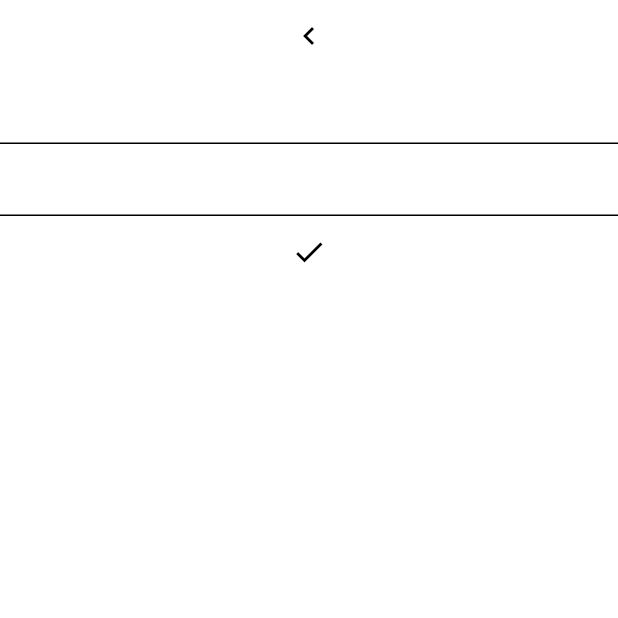
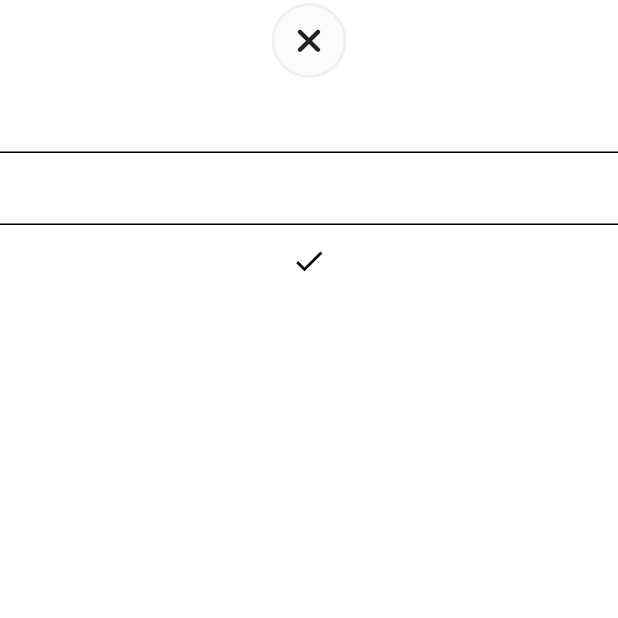
Before and after one commit to Studio-Grosser/gameify, a Flutter app: the screen it shows after launch, after a tap on the "chevron left" icon, after a tap on the "add" icon, on a phone screen of 412 x 824 dp, the top half of it. Run offline on Flutter 3.47's test engine with Material 3 defaults, Android fonts, the phone set to English and light mode, and no system bars; our stand-ins replace font_awesome_flutter, sqflite; accounts and stored records are empty.

Commit message:
add styled icon

```diff
--- a/lib/pages/add_task_page.dart
+++ b/lib/pages/add_task_page.dart
@@ -1,5 +1,8 @@
 import 'package:flutter/material.dart';
+import 'package:font_awesome_flutter/font_awesome_flutter.dart';
 import 'package:gameify/models/task.dart';
+import 'package:gameify/widgets/styled_container.dart';
+import 'package:gameify/widgets/styled_icon.dart';
 
 class AddTaskPage extends StatefulWidget {
   const AddTaskPage({super.key, required this.onTaskAdded});
@@ -19,9 +22,9 @@ class _AddTaskPageState extends State<AddTaskPage> {
       body: SafeArea(
         child: Column(
           children: [
-            IconButton(
-                onPressed: () => Navigator.pop(context),
-                icon: Icon(Icons.chevron_left)),
+            StyledIcon(
+                icon: FontAwesomeIcons.xmark,
+                onTap: () => Navigator.pop(context)),
             TextField(controller: taskTextController),
             TextField(
                 controller: taskValueController,
--- /dev/null
+++ b/lib/widgets/styled_container.dart
@@ -0,0 +1,34 @@
+import 'package:flutter/material.dart';
+
+class StyledContainer extends StatelessWidget {
+  const StyledContainer(
+      {super.key,
+      required this.child,
+      this.borderRadius = 15,
+      this.padding = const EdgeInsets.all(10),
+      this.margin = const EdgeInsets.all(2),
+      this.height,
+      this.width});
+  final Widget child;
+  final double borderRadius;
+  final EdgeInsets padding;
+  final EdgeInsets margin;
+  final double? height;
+  final double? width;
+
+  @override
+  Widget build(BuildContext context) {
+    return Container(
+        height: height,
+        width: width,
+        padding: padding,
+        margin: margin,
+        decoration: BoxDecoration(
+          color: Theme.of(context).colorScheme.tertiary,
+          border: Border.all(
+              width: 2, color: Theme.of(context).colorScheme.secondary),
+          borderRadius: BorderRadius.circular(borderRadius),
+        ),
+        child: Center(child: child));
+  }
+}
--- /dev/null
+++ b/lib/widgets/styled_icon.dart
@@ -0,0 +1,22 @@
+import 'package:flutter/material.dart';
+import 'package:font_awesome_flutter/font_awesome_flutter.dart';
+import 'package:gameify/widgets/styled_container.dart';
+
+class StyledIcon extends StatelessWidget {
+  const StyledIcon({super.key, required this.icon, this.onTap});
+  final IconData icon;
+  final Function()? onTap;
+
+  @override
+  Widget build(BuildContext context) {
+    return GestureDetector(
+      onTap: onTap,
+      child: StyledContainer(
+        borderRadius: 25,
+        width: 50,
+        height: 50,
+        child: FaIcon(icon),
+      ),
+    );
+  }
+}
```
